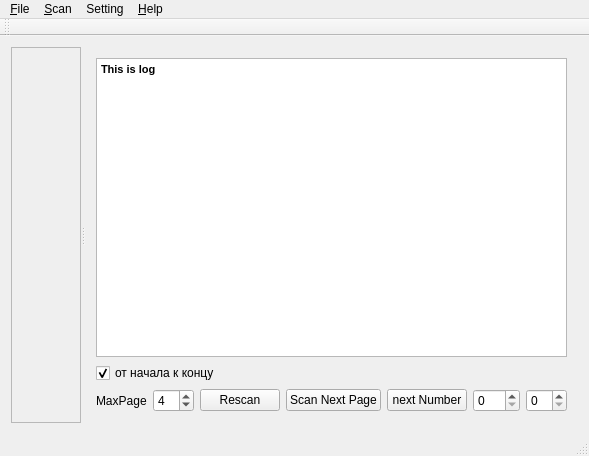
Above: src/mainwindow.ui from winorun/MzScan before the change. Below: the same form after it.
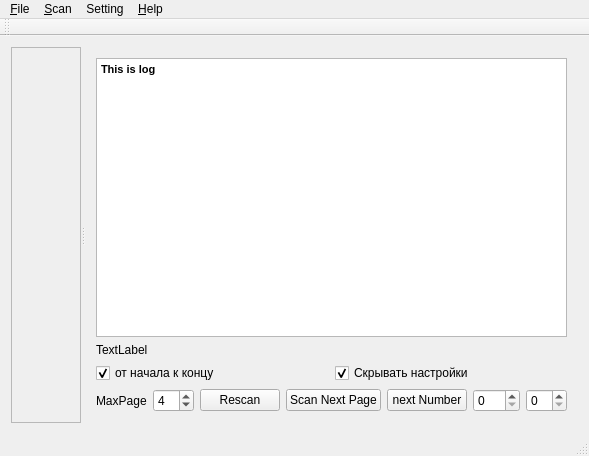
That is the form after the change. Custom widgets are drawn as their Qt base class.

The edit to the form file:
```diff
--- a/src/mainwindow.ui
+++ b/src/mainwindow.ui
@@ -75,6 +75,15 @@
          </widget>
         </item>
         <item>
+         <widget class="QLabel" name="label_3">
+          <property name="text">
+           <string>TextLabel</string>
+          </property>
+         </widget>
+        </item>
+        <item>
+         <layout class="QHBoxLayout" name="horizontalLayout_2">
+          <item>
          <widget class="QCheckBox" name="checkBox">
           <property name="text">
            <string>от начала к концу</string>
@@ -85,6 +94,18 @@
          </widget>
         </item>
         <item>
+           <widget class="QCheckBox" name="hideSetting">
+            <property name="text">
+             <string>Скрывать настройки</string>
+            </property>
+            <property name="checked">
+             <bool>true</bool>
+            </property>
+           </widget>
+          </item>
+         </layout>
+        </item>
+        <item>
          <layout class="QHBoxLayout" name="horizontalLayout">
           <item>
            <widget class="QLabel" name="label_2">
```
Left out of the diff: 6 changed lines with no effect on the pictures. Lines whose indentation alone changed are shown as unchanged.
